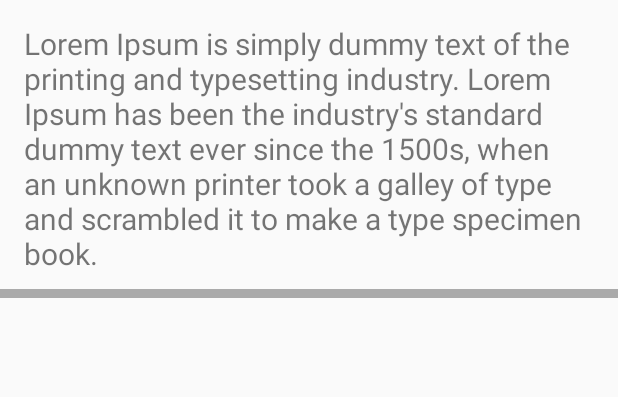
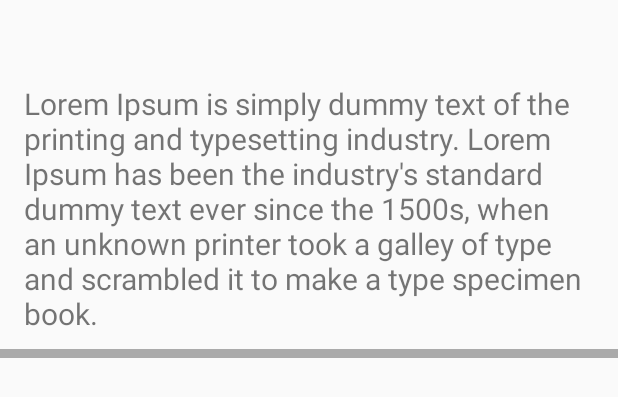
Before and after one commit to Navi-nk/Uask, an Android app: the layout question_list_item_one.xml on its own in the app's theme, with its tools: preview values and no code run, on a phone screen of 412 x 824 dp. Shown: the top 397 px of the screen. Run offline under Robolectric (Android 15) with nearby library versions, the phone set to English and light mode, and no system bars.

Commit message:
Completed changes to recycler view

```diff
--- a/app/src/main/java/com/ideascontest/navi/uask/MainQuestionAnswerAdapter.java
+++ b/app/src/main/java/com/ideascontest/navi/uask/MainQuestionAnswerAdapter.java
@@ -99,11 +99,13 @@ public class MainQuestionAnswerAdapter extends RecyclerView.Adapter<MainQuestion
 
         if(viewType == STATIC_CARD)
         {
+            Log.d("onCreateAdapter","static");
             layoutIdForListItem = R.layout.question_list_item_one;
             view = inflater.inflate(layoutIdForListItem, viewGroup, shouldAttachToParentImmediately);
             viewHolder = new QuestionTopAnswerHolder(view,viewType);
         }
         else {
+            Log.d("onCreateAdapter","dynamic");
             layoutIdForListItem = R.layout.question_list_item;
             view = inflater.inflate(layoutIdForListItem, viewGroup, shouldAttachToParentImmediately);
             viewHolder = new QuestionTopAnswerHolder(view,viewType);
@@ -114,7 +116,7 @@ public class MainQuestionAnswerAdapter extends RecyclerView.Adapter<MainQuestion
     @Override
     public int getItemViewType(int position)
     {
-        if(position == 0 && (_category >= 0 && _category <8))
+        if(position == 0 && (_category >= 0 && _category <9))
             return STATIC_CARD;
         else
             return DYNAMIC_CARD;
@@ -133,7 +135,7 @@ public class MainQuestionAnswerAdapter extends RecyclerView.Adapter<MainQuestion
     public void onBindViewHolder(QuestionTopAnswerHolder holder, int position) {
         Log.d(TAG, "#" + position);
         QuestionTopAnswerHolder questionTopAnswerHolder = (QuestionTopAnswerHolder) holder;
-
+        Log.d(TAG, "Category" + _category);
             switch (_category) {
                 case 0:
                 case 1:
--- a/app/src/main/res/layout/question_list_item_one.xml
+++ b/app/src/main/res/layout/question_list_item_one.xml
@@ -15,7 +15,7 @@
             android:layout_height="wrap_content"
             android:layout_marginLeft="@dimen/text_margin"
             android:layout_marginRight="@dimen/text_margin"
-            android:layout_marginTop="5dp"
+            android:layout_marginTop="45dp"
             android:text="Lorem Ipsum is simply dummy text of the printing and typesetting industry. Lorem Ipsum has been the industry's standard dummy text ever since the 1500s, when an unknown printer took a galley of type and scrambled it to make a type specimen book. "
             android:textSize="20sp"
             android:paddingBottom="10dp"
```
Also changed, not shown: app/src/main/java/com/ideascontest/navi/uask/MainCanvas.java (+7 -2 lines), app/src/main/res/layout/activity_category.xml (+3 -4 lines).
